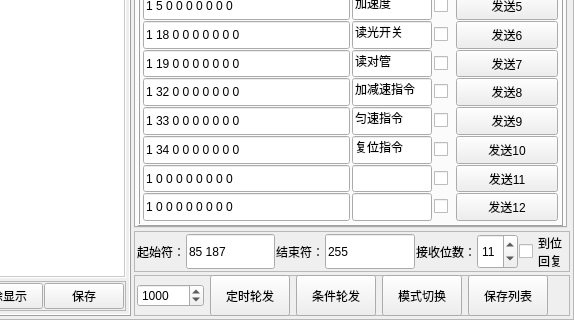
Old version of the form form_tool.ui in the repository yycx2016/STM32_updata; both pictures show x 299 to 873 and y 158 to 478 of the 873 by 478 pixel window.
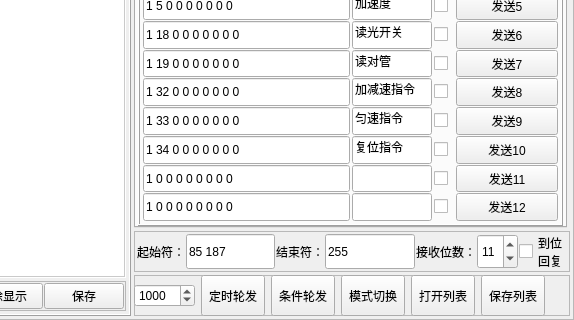
New version of the form.

Commit message: 20170609add commandlist save and open function

```diff
--- a/form_tool.ui
+++ b/form_tool.ui
@@ -288,7 +288,7 @@
         <widget class="QWidget" name="layoutWidget">
          <property name="geometry">
           <rect>
-           <x>3</x>
+           <x>0</x>
            <y>0</y>
            <width>411</width>
            <height>41</height>
@@ -356,6 +356,19 @@
             </property>
            </widget>
           </item>
+          <item>
+           <widget class="QPushButton" name="pushButton_open">
+            <property name="sizePolicy">
+             <sizepolicy hsizetype="Minimum" vsizetype="Expanding">
+              <horstretch>0</horstretch>
+              <verstretch>0</verstretch>
+             </sizepolicy>
+            </property>
+            <property name="text">
+             <string>打开列表</string>
+            </property>
+           </widget>
+          </item>
           <item>
            <widget class="QPushButton" name="pushButton_saveList">
             <property name="sizePolicy">
```
Left out of the diff: 2 changed lines with no effect on the pictures. The commit also changes 5 other files.
